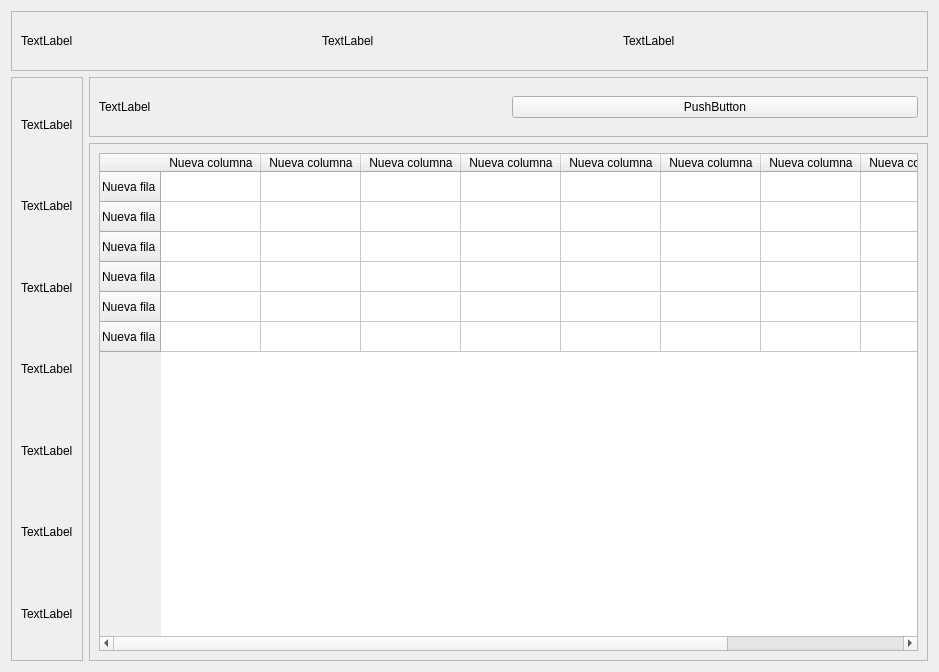
First picture: the form in ui/Proveedores.ui, repository EmmanuelPaiva/sistema-informatico, before the edit.
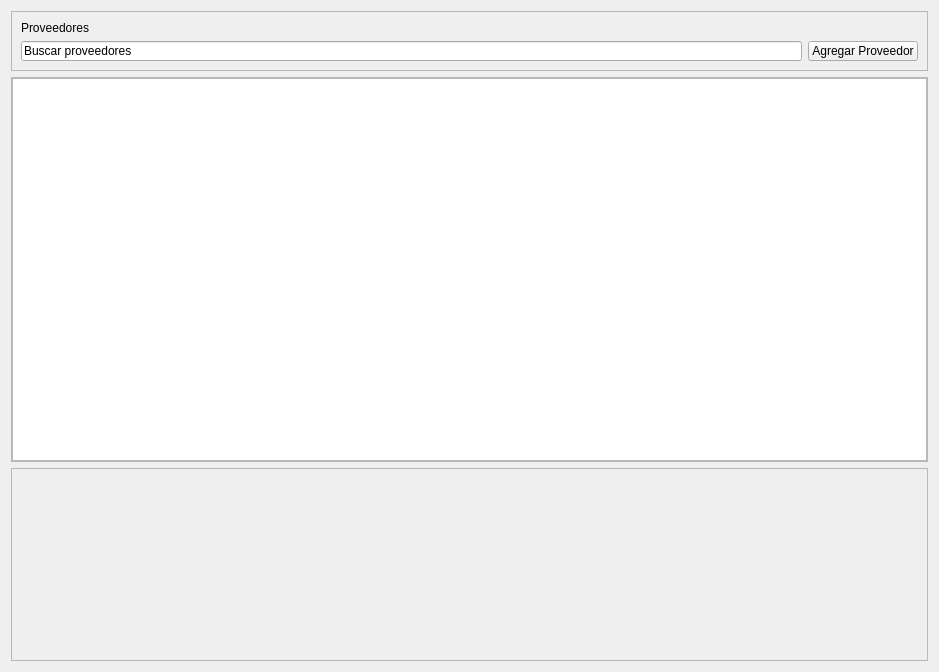
Second picture: the form after the edit.

The edit to the form file:
```diff
--- a/ui/Proveedores.ui
+++ b/ui/Proveedores.ui
@@ -14,11 +14,11 @@
    <string>Form</string>
   </property>
   <layout class="QGridLayout" name="gridLayout">
-   <item row="1" column="0" rowspan="3">
-    <widget class="QFrame" name="frame_2">
+   <item row="1" column="0" rowspan="2">
+    <widget class="QFrame" name="frame_4">
      <property name="maximumSize">
       <size>
-       <width>150</width>
+       <width>16777215</width>
        <height>16777215</height>
       </size>
      </property>
@@ -28,60 +28,40 @@
      <property name="frameShadow">
       <enum>QFrame::Shadow::Raised</enum>
      </property>
-     <layout class="QVBoxLayout" name="verticalLayout">
+     <layout class="QVBoxLayout" name="verticalLayout_2">
+      <property name="leftMargin">
+       <number>0</number>
+      </property>
+      <property name="topMargin">
+       <number>0</number>
+      </property>
+      <property name="rightMargin">
+       <number>0</number>
+      </property>
+      <property name="bottomMargin">
+       <number>0</number>
+      </property>
       <item>
-       <widget class="QLabel" name="label">
-        <property name="text">
-         <string>TextLabel</string>
-        </property>
-       </widget>
-      </item>
-      <item>
-       <widget class="QLabel" name="label_2">
-        <property name="text">
-         <string>TextLabel</string>
-        </property>
-       </widget>
-      </item>
-      <item>
-       <widget class="QLabel" name="label_3">
-        <property name="text">
-         <string>TextLabel</string>
-        </property>
-       </widget>
-      </item>
-      <item>
-       <widget class="QLabel" name="label_4">
-        <property name="text">
-         <string>TextLabel</string>
-        </property>
-       </widget>
-      </item>
-      <item>
-       <widget class="QLabel" name="label_5">
-        <property name="text">
-         <string>TextLabel</string>
-        </property>
-       </widget>
-      </item>
-      <item>
-       <widget class="QLabel" name="label_6">
-        <property name="text">
-         <string>TextLabel</string>
-        </property>
-       </widget>
-      </item>
-      <item>
-       <widget class="QLabel" name="label_7">
-        <property name="text">
-         <string>TextLabel</string>
+       <widget class="QTreeWidget" name="treeWidget">
+        <property name="columnCount">
+         <number>0</number>
         </property>
        </widget>
       </item>
      </layout>
     </widget>
    </item>
-   <item row="1" column="1">
+   <item row="3" column="0">
+    <widget class="QFrame" name="frame">
+     <property name="frameShape">
+      <enum>QFrame::Shape::StyledPanel</enum>
+     </property>
+     <property name="frameShadow">
+      <enum>QFrame::Shadow::Raised</enum>
+     </property>
+    </widget>
+   </item>
+   <item row="0" column="0">
     <widget class="QFrame" name="frame_3">
      <property name="maximumSize">
       <size>
@@ -95,160 +75,31 @@
      <property name="frameShadow">
       <enum>QFrame::Shadow::Raised</enum>
      </property>
-     <layout class="QHBoxLayout" name="horizontalLayout_2">
-      <item>
+     <layout class="QGridLayout" name="gridLayout_2">
+      <item row="0" column="0">
        <widget class="QLabel" name="label_11">
         <property name="text">
-         <string>TextLabel</string>
+         <string>Proveedores</string>
         </property>
        </widget>
       </item>
-      <item>
+      <item row="1" column="0">
+       <widget class="QLineEdit" name="lineEdit">
+        <property name="text">
+         <string>Buscar proveedores</string>
+        </property>
+       </widget>
+      </item>
+      <item row="1" column="1">
        <widget class="QPushButton" name="pushButton">
         <property name="text">
-         <string>PushButton</string>
+         <string>Agregar Proveedor</string>
         </property>
        </widget>
       </item>
      </layout>
     </widget>
    </item>
-   <item row="0" column="0" colspan="2">
-    <widget class="QFrame" name="frame">
-     <property name="maximumSize">
-      <size>
-       <width>16777215</width>
-       <height>60</height>
-      </size>
-     </property>
-     <property name="frameShape">
-      <enum>QFrame::Shape::StyledPanel</enum>
-     </property>
-     <property name="frameShadow">
-      <enum>QFrame::Shadow::Raised</enum>
-     </property>
-     <layout class="QHBoxLayout" name="horizontalLayout">
-      <item>
-       <widget class="QLabel" name="label_8">
-        <property name="text">
-         <string>TextLabel</string>
-        </property>
-       </widget>
-      </item>
-      <item>
-       <widget class="QLabel" name="label_10">
-        <property name="text">
-         <string>TextLabel</string>
-        </property>
-       </widget>
-      </item>
-      <item>
-       <widget class="QLabel" name="label_9">
-        <property name="text">
-         <string>TextLabel</string>
-        </property>
-       </widget>
-      </item>
-     </layout>
-    </widget>
-   </item>
-   <item row="2" column="1" rowspan="2">
-    <widget class="QFrame" name="frame_4">
-     <property name="maximumSize">
-      <size>
-       <width>16777215</width>
-       <height>16777215</height>
-      </size>
-     </property>
-     <property name="frameShape">
-      <enum>QFrame::Shape::StyledPanel</enum>
-     </property>
-     <property name="frameShadow">
-      <enum>QFrame::Shadow::Raised</enum>
-     </property>
-     <layout class="QVBoxLayout" name="verticalLayout_2">
-      <item>
-       <widget class="QTableWidget" name="tableWidget">
-        <row>
-         <property name="text">
-          <string>Nueva fila</string>
-         </property>
-        </row>
-        <row>
-         <property name="text">
-          <string>Nueva fila</string>
-         </property>
-        </row>
-        <row>
-         <property name="text">
-          <string>Nueva fila</string>
-         </property>
-        </row>
-        <row>
-         <property name="text">
-          <string>Nueva fila</string>
-         </property>
-        </row>
-        <row>
-         <property name="text">
-          <string>Nueva fila</string>
-         </property>
-        </row>
-        <row>
-         <property name="text">
-          <string>Nueva fila</string>
-         </property>
-        </row>
-        <column>
-         <property name="text">
-          <string>Nueva columna</string>
-         </property>
-        </column>
-        <column>
-         <property name="text">
-          <string>Nueva columna</string>
-         </property>
-        </column>
-        <column>
-         <property name="text">
-          <string>Nueva columna</string>
-         </property>
-        </column>
-        <column>
-         <property name="text">
-          <string>Nueva columna</string>
-         </property>
-        </column>
-        <column>
-         <property name="text">
-          <string>Nueva columna</string>
-         </property>
-        </column>
-        <column>
-         <property name="text">
-          <string>Nueva columna</string>
-         </property>
-        </column>
-        <column>
-         <property name="text">
-          <string>Nueva columna</string>
-         </property>
-        </column>
-        <column>
-         <property name="text">
-          <string>Nueva columna</string>
-         </property>
-        </column>
-        <column>
-         <property name="text">
-          <string>Nueva columna</string>
-         </property>
-        </column>
-       </widget>
-      </item>
-     </layout>
-    </widget>
-   </item>
   </layout>
  </widget>
  <resources/>
```
Left out of the diff: 2 changed lines with no effect on the pictures.
